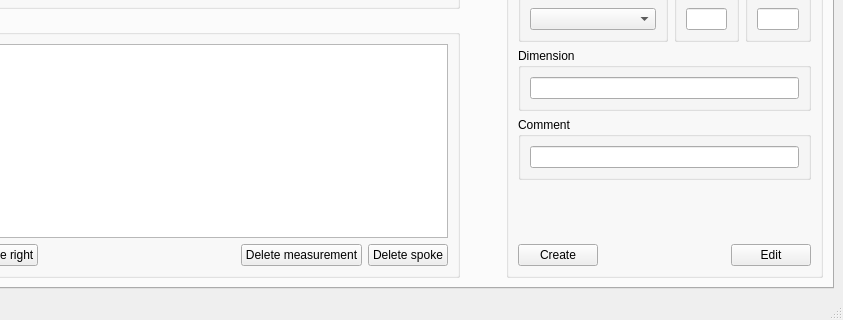
This is Spokeduino Mothership/ui/spokeduino_mothership.ui in dunkelfalke80/spokeduino as Qt 5 draws it before an edit; both pictures show x 181 to 1024 and y 448 to 768 of the 1024 by 768 pixel window. The edited form follows.
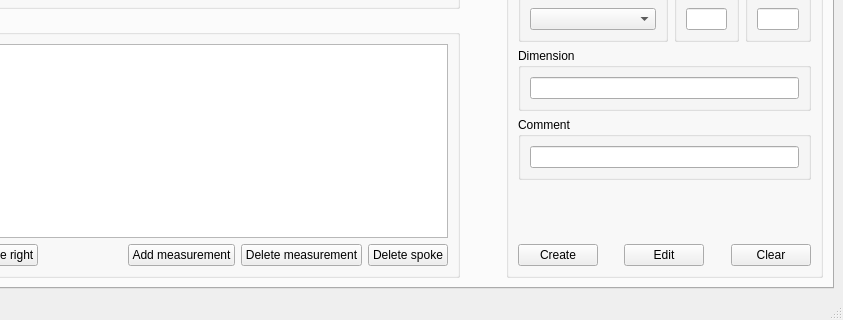
This is the edited form. The open tabs and pages were chosen to show the change. Icons and pictures are not drawn.

Patch:
```diff
--- a/Spokeduino Mothership/ui/spokeduino_mothership.ui
+++ b/Spokeduino Mothership/ui/spokeduino_mothership.ui
@@ -542,6 +542,22 @@
                    </property>
                   </spacer>
                  </item>
+                 <item>
+                  <widget class="QPushButton" name="pushButtonAddMeasurement">
+                   <property name="sizePolicy">
+                    <sizepolicy hsizetype="Maximum" vsizetype="Maximum">
+                     <horstretch>0</horstretch>
+                     <verstretch>0</verstretch>
+                    </sizepolicy>
+                   </property>
+                   <property name="text">
+                    <string>Add measurement</string>
+                   </property>
+                   <property name="icon">
+                    <iconset theme="QIcon::ThemeIcon::ListAdd"/>
+                   </property>
+                  </widget>
+                 </item>
                  <item>
                   <widget class="QPushButton" name="pushButtonDeleteMeasurement">
                    <property name="sizePolicy">
@@ -930,6 +946,35 @@
                  </property>
                 </widget>
                </item>
+               <item>
+                <spacer name="horizontalSpacer">
+                 <property name="orientation">
+                  <enum>Qt::Orientation::Horizontal</enum>
+                 </property>
+                 <property name="sizeHint" stdset="0">
+                  <size>
+                   <width>40</width>
+                   <height>20</height>
+                  </size>
+                 </property>
+                </spacer>
+               </item>
+               <item>
+                <widget class="QPushButton" name="pushButtonClearSpoke">
+                 <property name="sizePolicy">
+                  <sizepolicy hsizetype="Maximum" vsizetype="Maximum">
+                   <horstretch>0</horstretch>
+                   <verstretch>0</verstretch>
+                  </sizepolicy>
+                 </property>
+                 <property name="text">
+                  <string>Clear</string>
+                 </property>
+                 <property name="icon">
+                  <iconset theme="QIcon::ThemeIcon::EditUndo"/>
+                 </property>
+                </widget>
+               </item>
               </layout>
              </item>
             </layout>
```
Left out of the diff: 2 changed lines with no effect on the pictures.
